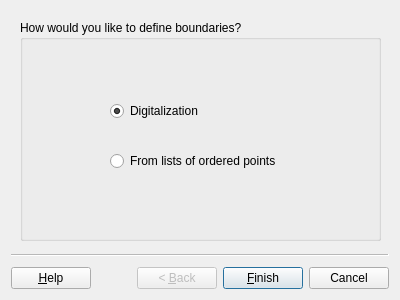
This is Asistente-LADM_COL/ui/wiz_define_boundaries_cadaster.ui in SwissTierrasColombia/Asistente-LADM-COL as Qt 5 draws it before an edit. The edited form follows.
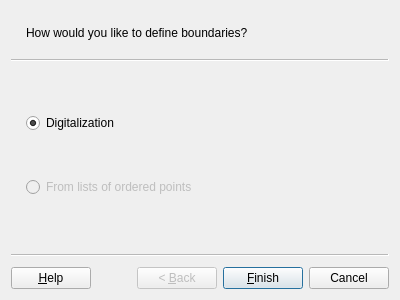
This is the edited form.

Commit message: Add layouts to wizards to make widgets react properly to dialog size changes

The edit to the form file:
```diff
--- a/Asistente-LADM_COL/ui/wiz_define_boundaries_cadaster.ui
+++ b/Asistente-LADM_COL/ui/wiz_define_boundaries_cadaster.ui
@@ -20,26 +20,30 @@
    <set>QWizard::HaveHelpButton</set>
   </property>
   <widget class="QWizardPage" name="wizardPage1">
-   <widget class="QGroupBox" name="groupBox">
-    <property name="geometry">
-     <rect>
-      <x>9</x>
-      <y>9</y>
-      <width>361</width>
-      <height>221</height>
-     </rect>
-    </property>
     <property name="title">
+    <string/>
+   </property>
+   <property name="subTitle">
      <string>How would you like to define boundaries?</string>
     </property>
+   <layout class="QGridLayout" name="gridLayout">
+    <item row="0" column="1">
+     <spacer name="verticalSpacer">
+      <property name="orientation">
+       <enum>Qt::Vertical</enum>
+      </property>
+      <property name="sizeHint" stdset="0">
+       <size>
+        <width>20</width>
+        <height>40</height>
+       </size>
+      </property>
+     </spacer>
+    </item>
+    <item row="1" column="0">
     <widget class="QRadioButton" name="radioButton">
-     <property name="geometry">
-      <rect>
-       <x>90</x>
-       <y>80</y>
-       <width>231</width>
-       <height>22</height>
-      </rect>
+      <property name="toolTip">
+       <string>Digitalize lines on the map canvas using QGIS tools</string>
      </property>
      <property name="text">
       <string>Digitalization</string>
@@ -48,20 +52,47 @@
       <bool>true</bool>
      </property>
     </widget>
+    </item>
+    <item row="2" column="1">
+     <spacer name="verticalSpacer_3">
+      <property name="orientation">
+       <enum>Qt::Vertical</enum>
+      </property>
+      <property name="sizeHint" stdset="0">
+       <size>
+        <width>20</width>
+        <height>40</height>
+       </size>
+      </property>
+     </spacer>
+    </item>
+    <item row="3" column="0" colspan="2">
     <widget class="QRadioButton" name="radioButton_2">
-     <property name="geometry">
-      <rect>
-       <x>90</x>
-       <y>130</y>
-       <width>211</width>
-       <height>22</height>
-      </rect>
+      <property name="enabled">
+       <bool>false</bool>
+      </property>
+      <property name="toolTip">
+       <string>Use lists of ordered points defining boundaries</string>
      </property>
      <property name="text">
       <string>From lists of ordered points</string>
      </property>
     </widget>
-   </widget>
+    </item>
+    <item row="4" column="1">
+     <spacer name="verticalSpacer_2">
+      <property name="orientation">
+       <enum>Qt::Vertical</enum>
+      </property>
+      <property name="sizeHint" stdset="0">
+       <size>
+        <width>20</width>
+        <height>40</height>
+       </size>
+      </property>
+     </spacer>
+    </item>
+   </layout>
   </widget>
  </widget>
  <resources/>
```
Lines whose indentation alone changed are shown as unchanged. The commit also changes 2 other files.
